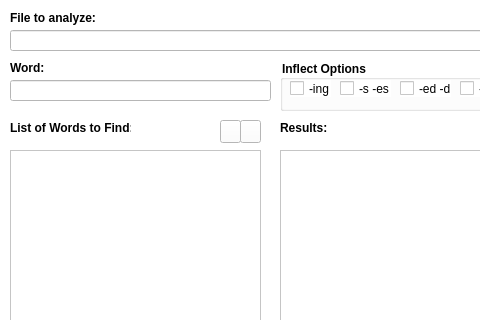
Qt form main.ui (SGLMaster/WordFrequencyAnalyzer) before a commit; both pictures show x 0 to 480 and y 0 to 320 of the 580 by 600 pixel window.
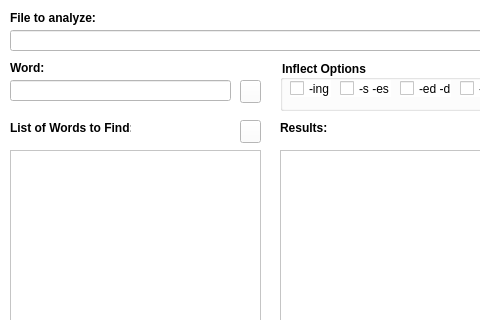
The same form after that commit. Icons and pictures are not drawn.

Commit message: Change of buttons position

What changed in the file:
```diff
--- a/main.ui
+++ b/main.ui
@@ -226,7 +226,7 @@
      <rect>
       <x>10</x>
       <y>80</y>
-      <width>261</width>
+      <width>221</width>
       <height>21</height>
      </rect>
     </property>
@@ -285,8 +285,8 @@
    <widget class="QPushButton" name="pushAddWord">
     <property name="geometry">
      <rect>
-      <x>220</x>
-      <y>120</y>
+      <x>240</x>
+      <y>80</y>
       <width>21</width>
       <height>23</height>
      </rect>
```
Left out of the diff: 2 changed lines with no effect on the pictures. The commit also changes 1 other file.
